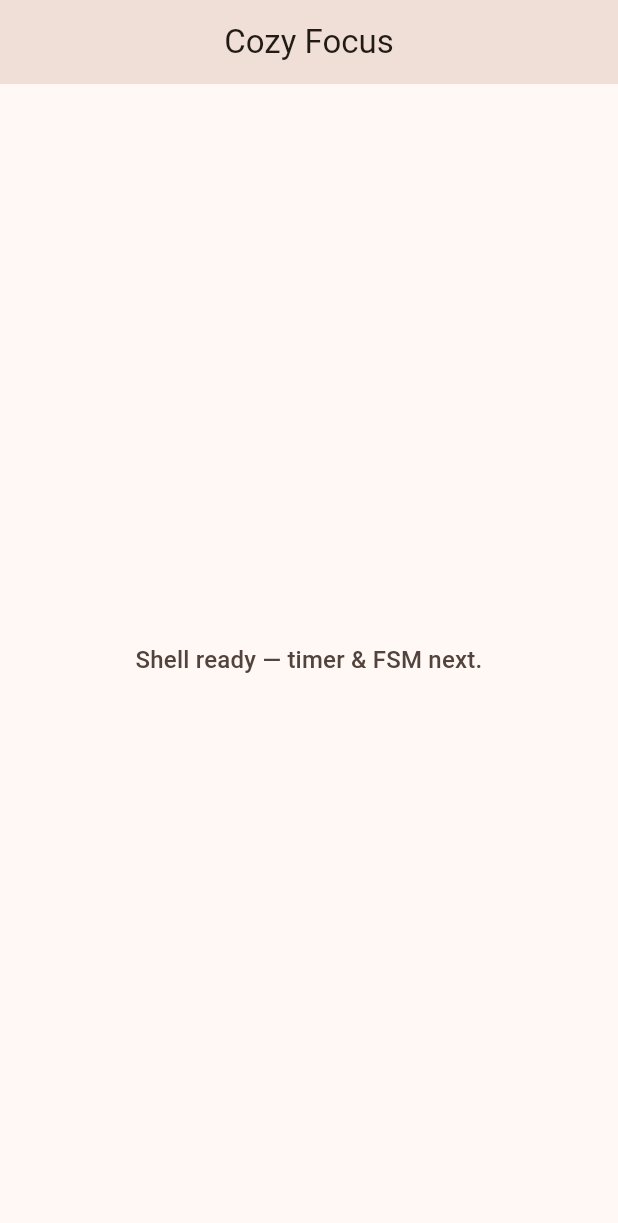
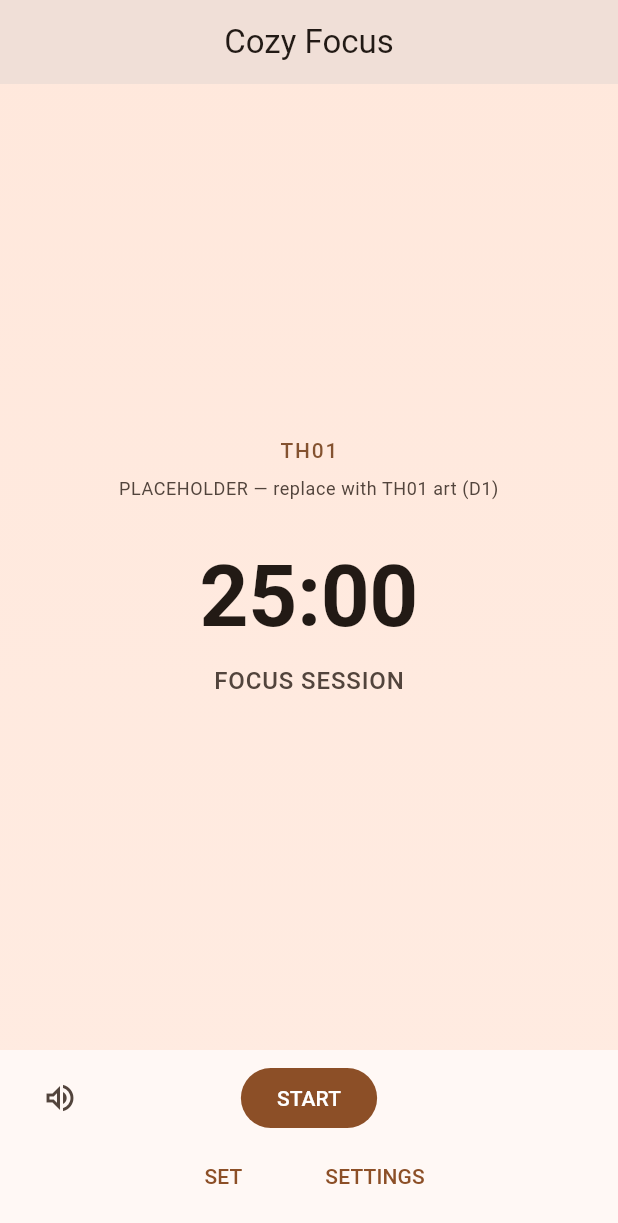
Before and after one commit to danidiezsanchez/app_builder_agent, a Flutter app: the screen it shows after launch, on a phone screen of 412 x 824 dp. Shown: the top 1223 px of the screen. Run offline on Flutter 3.47's test engine with Material 3 defaults, Android fonts, the phone set to English and light mode, and no system bars.

Commit message:
feat(cozy_focus): D3 main screen — timer, FSM controls, TH01 placeholder
Wire CozyFocusSessionEngine to a session view with MM:SS display, phase
label, START/PAUSE/RESUME/FINISH, SET and SETTINGS stubs, and speaker
toggle (UI-only until D6). Gradient placeholder stands in for D1 art.

Fix FINISH→IDLE unit test to expect reset from current config; drop
unused _paused getter (analyzer).

Co-authored-by: danidiezsanchez <danidiezsanchez@users.noreply.github.com>

```diff
--- a/apps/cozy_focus/lib/main.dart
+++ b/apps/cozy_focus/lib/main.dart
@@ -1,11 +1,11 @@
+import 'package:cozy_focus/ui/cozy_focus_session_screen.dart';
 import 'package:flutter/material.dart';
 
 void main() {
   runApp(const CozyFocusApp());
 }
 
-/// D0 shell only: proves Flutter project + theme wiring.
-/// Session FSM: `package:cozy_focus/cozy_focus.dart` (D2).
+/// Cozy Focus shell + D3 main session UI (FSM in `package:cozy_focus/cozy_focus.dart`).
 class CozyFocusApp extends StatelessWidget {
   const CozyFocusApp({super.key});
 
@@ -27,32 +27,7 @@ class CozyFocusApp extends StatelessWidget {
       title: 'Cozy Focus',
       debugShowCheckedModeBanner: false,
       theme: _buildLightTheme(),
-      home: const _CozyShell(),
+      home: const CozyFocusSessionScreen(),
     );
   }
 }
-
-class _CozyShell extends StatelessWidget {
-  const _CozyShell();
-
-  @override
-  Widget build(BuildContext context) {
-    final scheme = Theme.of(context).colorScheme;
-    return Scaffold(
-      backgroundColor: scheme.surface,
-      appBar: AppBar(
-        title: const Text('Cozy Focus'),
-        backgroundColor: scheme.surfaceContainerHighest,
-      ),
-      body: Center(
-        child: Text(
-          'Shell ready — timer & FSM next.',
-          textAlign: TextAlign.center,
-          style: Theme.of(context).textTheme.titleMedium?.copyWith(
-                color: scheme.onSurfaceVariant,
-              ),
-        ),
-      ),
-    );
-  }
-}
--- a/apps/cozy_focus/lib/session/cozy_focus_session_engine.dart
+++ b/apps/cozy_focus/lib/session/cozy_focus_session_engine.dart
@@ -100,10 +100,6 @@ class CozyFocusSessionEngine extends ChangeNotifier {
   bool get _running =>
       _state == CozyFocusFsmState.focusRunning ||
       _state == CozyFocusFsmState.breakRunning;
-
-  bool get _paused =>
-      _state == CozyFocusFsmState.focusPaused ||
-      _state == CozyFocusFsmState.breakPaused;
 
   /// Advance countdown by [seconds] (test-friendly; UI can pass 1 each tick).
   void elapseSeconds(int seconds) {
--- /dev/null
+++ b/apps/cozy_focus/lib/ui/cozy_focus_session_screen.dart
@@ -0,0 +1,243 @@
+import 'dart:async';
+
+import 'package:cozy_focus/cozy_focus.dart';
+import 'package:flutter/material.dart';
+
+/// D3 main view: timer, phase label, FSM actions, placeholder theme (TH01).
+///
+/// Solid-color stand-in until D1 pixel backgrounds exist (`demo-build` D1a).
+class CozyFocusSessionScreen extends StatefulWidget {
+  const CozyFocusSessionScreen({super.key});
+
+  @override
+  State<CozyFocusSessionScreen> createState() => _CozyFocusSessionScreenState();
+}
+
+class _CozyFocusSessionScreenState extends State<CozyFocusSessionScreen> {
+  late final CozyFocusSessionEngine _engine;
+  Timer? _tick;
+  bool _soundOn = true;
+
+  static const _demoThemeId = 'TH01';
+
+  @override
+  void initState() {
+    super.initState();
+    _engine = CozyFocusSessionEngine();
+    _engine.addListener(_onEngine);
+    _syncTicker();
+  }
+
+  void _onEngine() {
+    if (mounted) setState(() {});
+    _syncTicker();
+  }
+
+  void _syncTicker() {
+    final running = _engine.state == CozyFocusFsmState.focusRunning ||
+        _engine.state == CozyFocusFsmState.breakRunning;
+    if (running) {
+      _tick ??= Timer.periodic(const Duration(seconds: 1), (_) {
+        _engine.elapseSeconds(1);
+      });
+    } else {
+      _tick?.cancel();
+      _tick = null;
+    }
+  }
+
+  @override
+  void dispose() {
+    _tick?.cancel();
+    _engine.removeListener(_onEngine);
+    _engine.dispose();
+    super.dispose();
+  }
+
+  String _mmss(int totalSeconds) {
+    final safe = totalSeconds.clamp(0, 24 * 3600);
+    final m = safe ~/ 60;
+    final s = safe % 60;
+    return '${m.toString().padLeft(2, '0')}:${s.toString().padLeft(2, '0')}';
+  }
+
+  String _primaryLabel() {
+    switch (_engine.state) {
+      case CozyFocusFsmState.idle:
+        return 'START';
+      case CozyFocusFsmState.focusRunning:
+      case CozyFocusFsmState.breakRunning:
+        return 'PAUSE';
+      case CozyFocusFsmState.focusPaused:
+      case CozyFocusFsmState.breakPaused:
+        return 'RESUME';
+      case CozyFocusFsmState.sessionComplete:
+        return 'FINISH';
+    }
+  }
+
+  void _onPrimary() {
+    switch (_engine.state) {
+      case CozyFocusFsmState.idle:
+        _engine.tryStart();
+        break;
+      case CozyFocusFsmState.focusRunning:
+      case CozyFocusFsmState.breakRunning:
+        _engine.tryPause();
+        break;
+      case CozyFocusFsmState.focusPaused:
+      case CozyFocusFsmState.breakPaused:
+        _engine.tryResume();
+        break;
+      case CozyFocusFsmState.sessionComplete:
+        _engine.tryFinish();
+        break;
+    }
+  }
+
+  Future<void> _onSet() async {
+    if (_engine.state != CozyFocusFsmState.idle) {
+      final messenger = ScaffoldMessenger.maybeOf(context);
+      messenger?.showSnackBar(
+        const SnackBar(
+          content: Text('Open Set from idle — pause or finish this session first.'),
+        ),
+      );
+      return;
+    }
+    await showDialog<void>(
+      context: context,
+      builder: (ctx) => AlertDialog(
+        title: const Text('Set your flow'),
+        content: const Text(
+          'Work / break / session cap sliders land in D4 (shared_preferences).',
+        ),
+        actions: [
+          TextButton(onPressed: () => Navigator.pop(ctx), child: const Text('CLOSE')),
+        ],
+      ),
+    );
+  }
+
+  Future<void> _onSettings() async {
+    await showDialog<void>(
+      context: context,
+      builder: (ctx) => AlertDialog(
+        title: const Text('Settings'),
+        content: const Text('Theme list + mock IAP in D5.'),
+        actions: [
+          TextButton(onPressed: () => Navigator.pop(ctx), child: const Text('OK')),
+        ],
+      ),
+    );
+  }
+
+  @override
+  Widget build(BuildContext context) {
+    final scheme = Theme.of(context).colorScheme;
+    final snap = _engine.snapshot;
+    final timeText = _mmss(snap.remainingSeconds);
+
+    return Scaffold(
+      backgroundColor: scheme.surface,
+      appBar: AppBar(
+        title: const Text('Cozy Focus'),
+        backgroundColor: scheme.surfaceContainerHighest,
+      ),
+      body: SafeArea(
+        child: Column(
+          children: [
+            Expanded(
+              child: DecoratedBox(
+                decoration: BoxDecoration(
+                  gradient: LinearGradient(
+                    begin: Alignment.topCenter,
+                    end: Alignment.bottomCenter,
+                    colors: [
+                      scheme.primaryContainer.withValues(alpha: 0.55),
+                      scheme.secondaryContainer.withValues(alpha: 0.45),
+                    ],
+                  ),
+                ),
+                child: Center(
+                  child: Padding(
+                    padding: const EdgeInsets.symmetric(horizontal: 24),
+                    child: Column(
+                      mainAxisAlignment: MainAxisAlignment.center,
+                      children: [
+                        Text(
+                          _demoThemeId,
+                          style: Theme.of(context).textTheme.labelLarge?.copyWith(
+                                color: scheme.onPrimaryContainer.withValues(alpha: 0.85),
+                                letterSpacing: 1.2,
+                              ),
+                        ),
+                        const SizedBox(height: 8),
+                        Text(
+                          'PLACEHOLDER — replace with TH01 art (D1)',
+                          textAlign: TextAlign.center,
+                          style: Theme.of(context).textTheme.bodySmall?.copyWith(
+                                color: scheme.onSurfaceVariant,
+                              ),
+                        ),
+                        const SizedBox(height: 32),
+                        Text(
+                          timeText,
+                          style: Theme.of(context).textTheme.displayLarge?.copyWith(
+                                fontFeatures: const [FontFeature.tabularFigures()],
+                                fontWeight: FontWeight.w600,
+                                color: scheme.onSurface,
+                              ),
+                        ),
+                        const SizedBox(height: 12),
+                        Text(
+                          snap.phaseLabel,
+                          style: Theme.of(context).textTheme.titleMedium?.copyWith(
+                                color: scheme.onSurfaceVariant,
+                                letterSpacing: 0.6,
+                              ),
+                        ),
+                      ],
+                    ),
+                  ),
+                ),
+              ),
+            ),
+            Padding(
+              padding: const EdgeInsets.fromLTRB(16, 8, 16, 16),
+              child: Column(
+                children: [
+                  Row(
+                    children: [
+                      IconButton(
+                        tooltip: _soundOn ? 'Mute (audio in D6)' : 'Unmute',
+                        onPressed: () => setState(() => _soundOn = !_soundOn),
+                        icon: Icon(_soundOn ? Icons.volume_up_outlined : Icons.volume_off_outlined),
+                      ),
+                      const Spacer(),
+                      FilledButton(
+                        onPressed: _onPrimary,
+                        child: Text(_primaryLabel()),
+                      ),
+                      const Spacer(),
+                      const SizedBox(width: 48),
+                    ],
+                  ),
+                  const SizedBox(height: 4),
+                  Row(
+                    mainAxisAlignment: MainAxisAlignment.center,
+                    children: [
+                      TextButton(onPressed: _onSet, child: const Text('SET')),
+                      const SizedBox(width: 24),
+                      TextButton(onPressed: _onSettings, child: const Text('SETTINGS')),
+                    ],
+                  ),
+                ],
+              ),
+            ),
+          ],
+        ),
+      ),
+    );
+  }
+}
```
Also changed, not shown: 2 other files.
